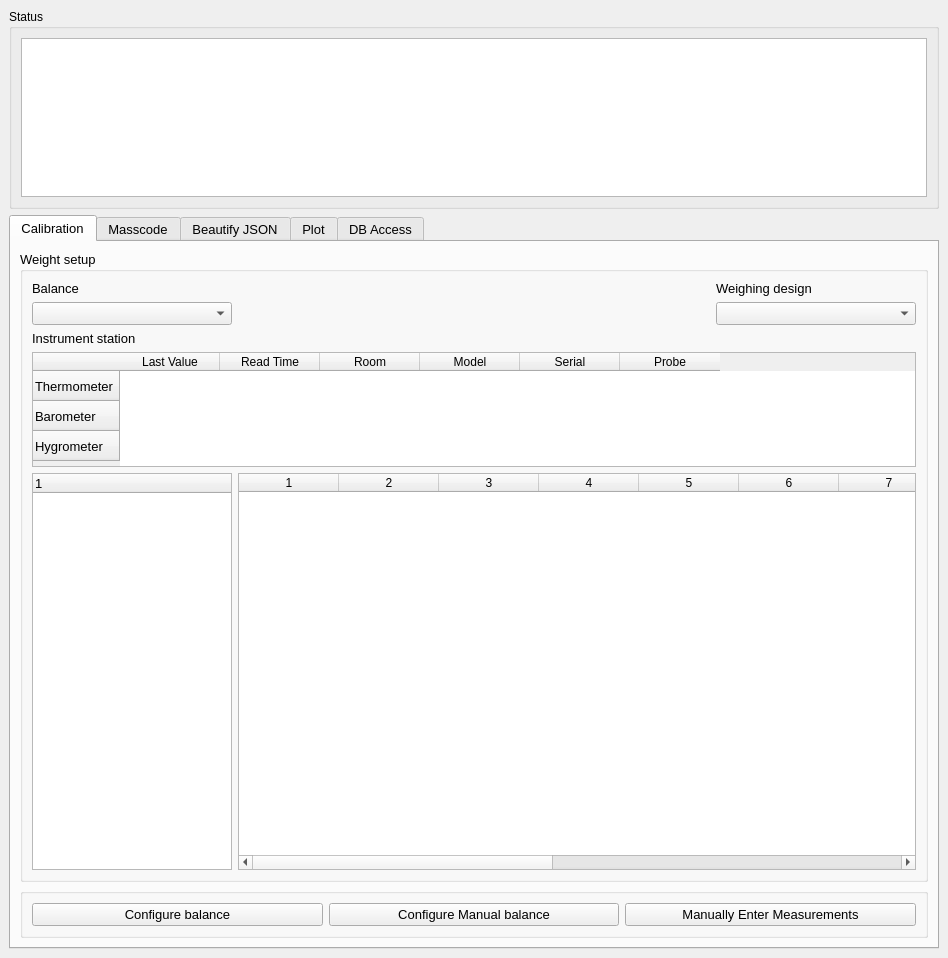
Above: main.ui from pwang96/MEASURE before the change. Below: the same form after it.
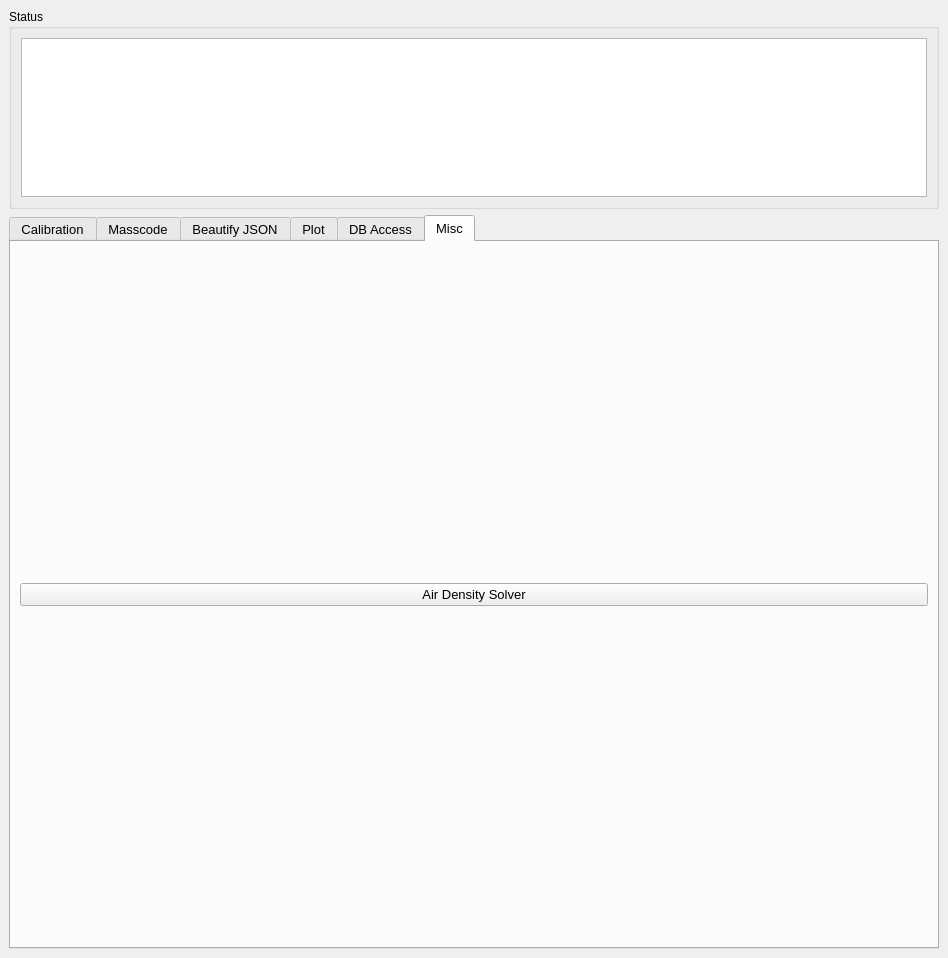
That is the form after the change. The open tabs and pages were chosen to show the change.

Commit message: made air density calculator in misc tab added conditions to correct measurements for the balances that read in units other than mg corrected simple mistakes in edit_existing_weight, populate_dictionary added things to the commands dictionary in config

The edit to the form file:
```diff
--- a/main.ui
+++ b/main.ui
@@ -693,6 +693,20 @@
         </item>
        </layout>
       </widget>
+      <widget class="QWidget" name="Misc">
+       <attribute name="title">
+        <string>Misc</string>
+       </attribute>
+       <layout class="QGridLayout" name="gridLayout_8">
+        <item row="0" column="0">
+         <widget class="QPushButton" name="airDensitySolverButton">
+          <property name="text">
+           <string>Air Density Solver</string>
+          </property>
+         </widget>
+        </item>
+       </layout>
+      </widget>
      </widget>
     </item>
    </layout>
```
Left out of the diff: 7 changed lines with no effect on the pictures. The commit also changes 24 other files.
